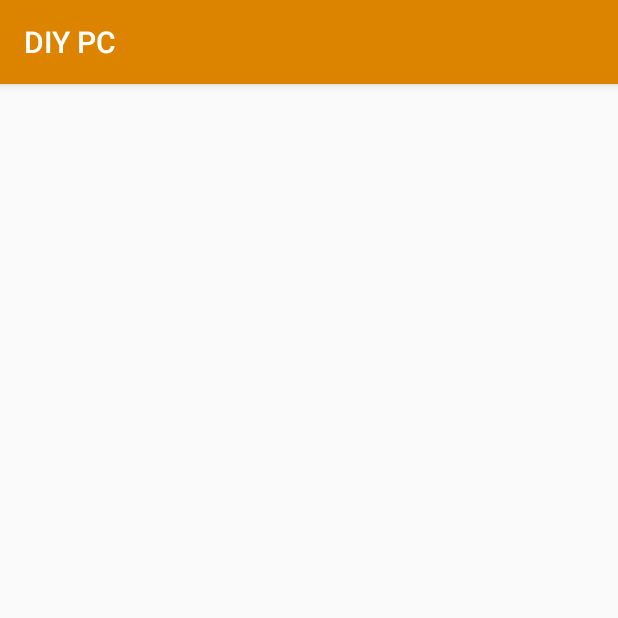
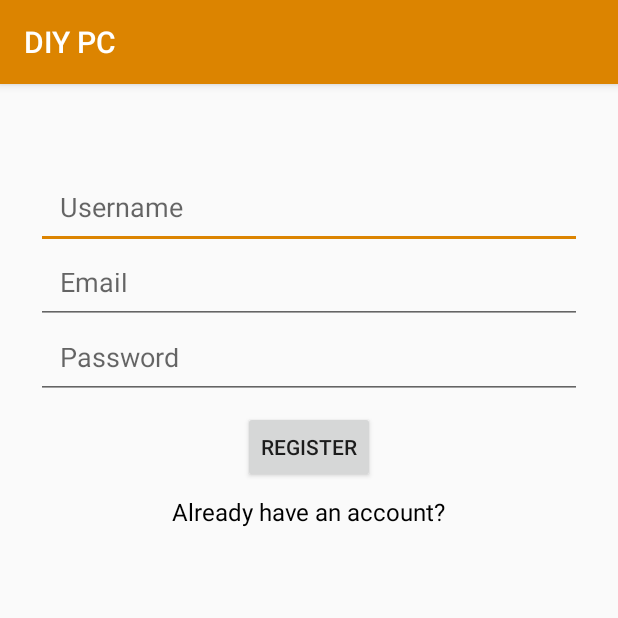
Before and after one commit to PratigyaShakya/DIYPC, an Android app: the screen it shows after launch (MainActivity), on a phone screen of 412 x 824 dp, the top half of it. Run offline under Robolectric (Android 15) with nearby library versions, the phone set to English and light mode, and no system bars; our stand-ins replace Firebase (no records; nobody signed in at launch, a user with empty details on screens opened directly).

Commit message:
Started work on Registration UI

```diff
--- a/app/src/main/AndroidManifest.xml
+++ b/app/src/main/AndroidManifest.xml
@@ -9,13 +9,14 @@
         android:roundIcon="@mipmap/ic_launcher_round"
         android:supportsRtl="true"
         android:theme="@style/AppTheme">
+        <activity android:name=".MainActivity">
+        </activity>
         <activity android:name=".HomeActivity">
             <intent-filter>
                 <action android:name="android.intent.action.MAIN" />
                 <category android:name="android.intent.category.LAUNCHER" />
             </intent-filter>
         </activity>
-        <activity android:name=".MainActivity">
-        </activity>
+
     </application>
 </manifest>
--- a/app/src/main/java/com/example/finalproject/MainActivity.kt
+++ b/app/src/main/java/com/example/finalproject/MainActivity.kt
@@ -8,18 +8,18 @@ import com.google.firebase.ktx.Firebase
 import android.os.Handler
 
 class MainActivity : AppCompatActivity() {
-    class MainActivity : AppCompatActivity() {
 
         private val TAG = javaClass.name
         private val db = FirebaseFirestore.getInstance()
-
 
         override fun onCreate(savedInstanceState: Bundle?) {
             super.onCreate(savedInstanceState)
             setContentView(R.layout.activity_main)
         }
+
+
     }
-}
+
 
 //Build Folder Re-Delete Fixer
 class PCBuild(buildName: String){
--- a/app/src/main/res/layout/activity_main.xml
+++ b/app/src/main/res/layout/activity_main.xml
@@ -1,31 +1,70 @@
 <?xml version="1.0" encoding="utf-8"?>
-<LinearLayout xmlns:android="http://schemas.android.com/apk/res/android"
+<androidx.constraintlayout.widget.ConstraintLayout xmlns:android="http://schemas.android.com/apk/res/android"
     xmlns:app="http://schemas.android.com/apk/res-auto"
     xmlns:tools="http://schemas.android.com/tools"
     android:layout_width="match_parent"
     android:layout_height="match_parent"
-    android:gravity = "center"
-    android:orientation="vertical"
-    tools:context=".MainActivity"
-    >
+    tools:context=".MainActivity">
+
+    <EditText
+        android:id="@+id/username_editText_register"
+        android:layout_width="0dp"
+        android:layout_height="50dp"
+        android:layout_marginStart="24dp"
+        android:layout_marginTop="60dp"
+        android:layout_marginEnd="24dp"
+        android:ems="10"
+        android:hint="Username"
+        android:inputType="textPersonName"
+        android:padding="16dp"
+        app:layout_constraintEnd_toEndOf="parent"
+        app:layout_constraintStart_toStartOf="parent"
+        app:layout_constraintTop_toTopOf="parent" />
+
+    <EditText
+        android:id="@+id/email_editText_register"
+        android:layout_width="0dp"
+        android:layout_height="50dp"
+        android:ems="10"
+        android:hint="Email"
+        android:inputType="textEmailAddress"
+        android:padding="16dp"
+        app:layout_constraintEnd_toEndOf="@+id/username_editText_register"
+        app:layout_constraintStart_toStartOf="@+id/username_editText_register"
+        app:layout_constraintTop_toBottomOf="@+id/username_editText_register" />
+
+    <EditText
+        android:id="@+id/password_editText_register"
+        android:layout_width="0dp"
+        android:layout_height="50dp"
+        android:ems="10"
+        android:hint="Password"
+        android:inputType="textPassword"
+        android:padding="16dp"
+        app:layout_constraintEnd_toEndOf="@+id/email_editText_register"
+        app:layout_constraintStart_toStartOf="@+id/email_editText_register"
+        app:layout_constraintTop_toBottomOf="@+id/email_editText_register" />
+
+    <Button
+        android:id="@+id/registration_button"
+        android:layout_width="wrap_content"
+        android:layout_height="wrap_content"
+        android:layout_marginTop="8dp"
+        android:text="Register"
+        app:layout_constraintEnd_toEndOf="@+id/password_editText_register"
+        app:layout_constraintStart_toStartOf="@+id/password_editText_register"
+        app:layout_constraintTop_toBottomOf="@+id/password_editText_register" />
 
     <TextView
-        android:layout_width="match_parent"
-        android:layout_height="wrap_content"
-        android:gravity="center"
-        android:layout_marginBottom="30dp"
-        android:textSize="25sp"
-        android:textStyle="bold"
-        android:textColor="@android:color/black"
-         />
-
-
-    <TextView
+        android:id="@+id/back_to_registration"
         android:layout_width="wrap_content"
         android:layout_height="wrap_content"
-        android:text="Hello World!"
-        app:layout_constraintBottom_toBottomOf="parent"
-        app:layout_constraintLeft_toLeftOf="parent"
-        app:layout_constraintRight_toRightOf="parent"
-        app:layout_constraintTop_toTopOf="parent" />
-</LinearLayout>
+        android:layout_marginTop="8dp"
+        android:text="Already have an account?"
+        android:textColor="@android:color/black"
+        android:textSize="16sp"
+        app:layout_constraintEnd_toEndOf="@+id/registration_button"
+        app:layout_constraintStart_toStartOf="@+id/registration_button"
+        app:layout_constraintTop_toBottomOf="@+id/registration_button" />
+
+</androidx.constraintlayout.widget.ConstraintLayout>
```
